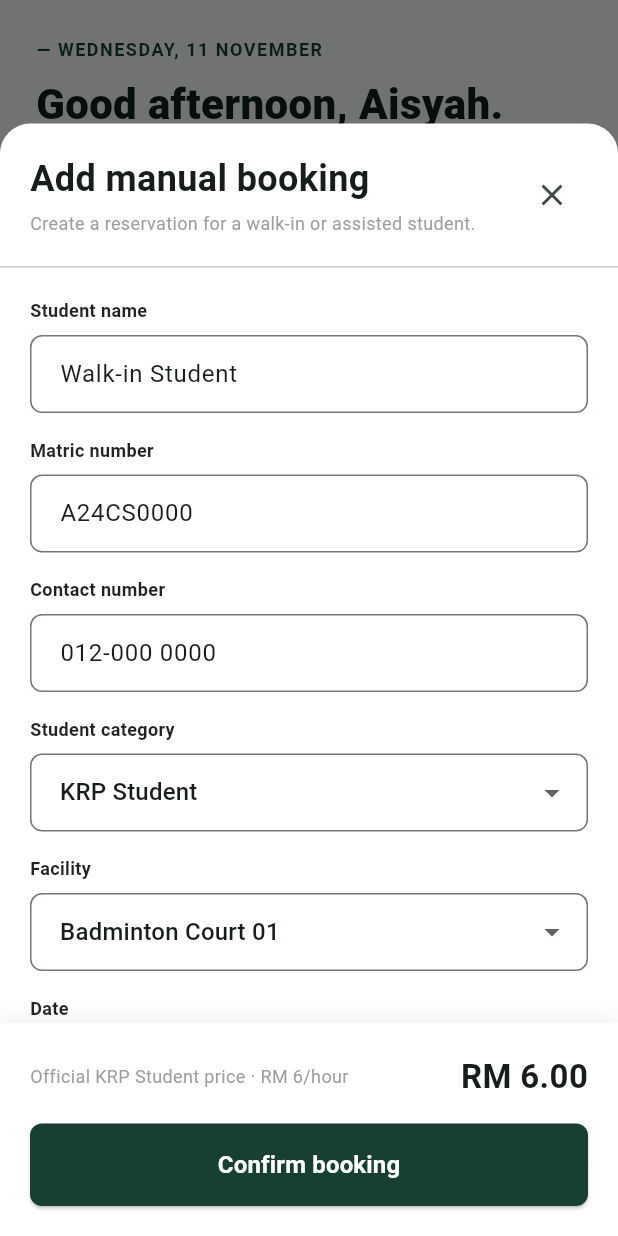
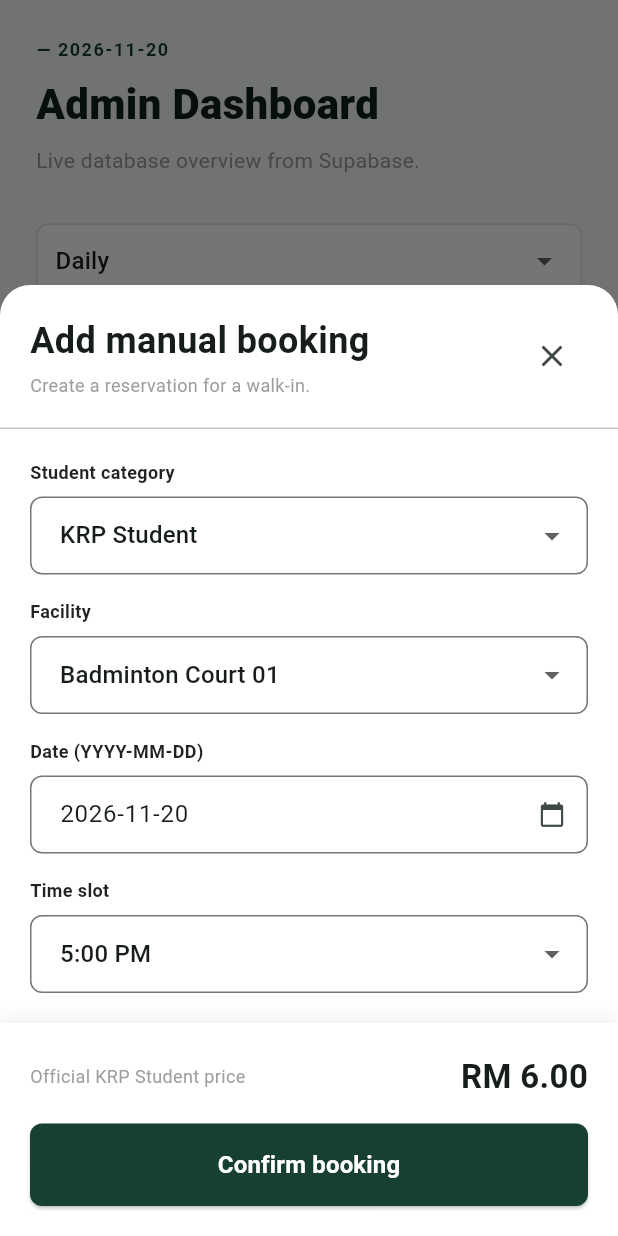
Before and after one commit to shelingng/Never500, a Flutter app: the AdminOverviewTab widget shown alone on an empty page, opened directly, after a tap on "Add manual booking", on a phone screen of 412 x 824 dp. Run offline on Flutter 3.47's test engine with Material 3 defaults, Android fonts, the phone set to English and light mode, and no system bars; our stand-ins replace file_picker, supabase_flutter; accounts and stored records are empty.

Commit message:
Connect Admin Dashboard and User Reports to Supabase

```diff
--- a/krp_play/lib/screens/admin/admin_overview_tab.dart
+++ b/krp_play/lib/screens/admin/admin_overview_tab.dart
@@ -1,4 +1,5 @@
 import 'package:flutter/material.dart';
+import 'package:supabase_flutter/supabase_flutter.dart';
 
 class AdminOverviewTab extends StatefulWidget {
   final VoidCallback? onViewAllBookings;
@@ -10,26 +11,105 @@ class AdminOverviewTab extends StatefulWidget {
 }
 
 class _AdminOverviewTabState extends State<AdminOverviewTab> {
+  final supabase = Supabase.instance.client;
   String _selectedView = 'Daily';
+  bool _isLoading = true;
 
-  // Dynamic stats
-  final Map<String, Map<String, String>> _dashboardStats = {
-    'Daily': {'bookings': '2', 'revenue': 'RM 12', 'active': '4', 'reports': '00', 'failed': '00'},
-    'Weekly': {'bookings': '18', 'revenue': 'RM 108', 'active': '12', 'reports': '01', 'failed': '00'},
-    'Monthly': {'bookings': '64', 'revenue': 'RM 384', 'active': '05', 'reports': '04', 'failed': '02'},
+  List<dynamic> _recentReservations = [];
+
+  // Dynamic stats container
+  Map<String, Map<String, String>> _dashboardStats = {
+    'Daily': {'bookings': '0', 'revenue': 'RM 0', 'active': '0', 'reports': '0', 'failed': '0'},
+    'Weekly': {'bookings': '0', 'revenue': 'RM 0', 'active': '0', 'reports': '0', 'failed': '0'},
+    'Monthly': {'bookings': '0', 'revenue': 'RM 0', 'active': '0', 'reports': '0', 'failed': '0'},
   };
+
+  @override
+  void initState() {
+    super.initState();
+    _fetchOverviewData();
+  }
+
+  Future<void> _fetchOverviewData() async {
+    setState(() => _isLoading = true);
+    try {
+      final allBookingsResp = await supabase.from('bookings').select('*, profiles(full_name, matric_number)');
+      final List<dynamic> allBookings = List<dynamic>.from(allBookingsResp);
+
+      allBookings.sort((a, b) {
+        final idA = a['id'] ?? 0;
+        final idB = b['id'] ?? 0;
+        if (idA is int && idB is int) return idB.compareTo(idA);
+        return 0;
+      });
+
+      final recentData = allBookings.take(4).toList();
+      final now = DateTime.now();
+      final today = DateTime(now.year, now.month, now.day);
+
+      int dailyB = 0, weeklyB = 0, monthlyB = 0;
+      int dailyR = 0, weeklyR = 0, monthlyR = 0;
+      int activeCount = 0;
+
+      for (var b in allBookings) {
+        // 🌟 Fix 1: Case-insensitive status check
+        final status = (b['status']?.toString() ?? '').toLowerCase();
+        if (status == 'confirmed' || status == 'paid') activeCount++;
+
+        final bDateRaw = DateTime.tryParse(b['booking_date'].toString()) ?? now;
+        final bDate = DateTime(bDateRaw.year, bDateRaw.month, bDateRaw.day);
+
+        // 🌟 Fix 2: Bulletproof amount parsing (handles ints, doubles, and strings)
+        final rawAmount = b['amount'];
+        int amount = 0;
+        if (rawAmount != null) {
+          if (rawAmount is num) amount = rawAmount.toInt();
+          else if (rawAmount is String) amount = double.tryParse(rawAmount)?.toInt() ?? 0;
+        }
+
+        final diffDays = today.difference(bDate).inDays.abs();
+
+        if (diffDays == 0) { dailyB++; dailyR += amount; }
+        if (diffDays <= 7) { weeklyB++; weeklyR += amount; }
+        if (diffDays <= 30) { monthlyB++; monthlyR += amount; }
+      }
+
+      int pendingReports = 0;
+      try {
+        final allReports = await supabase.from('reports').select('status');
+        pendingReports = allReports.where((r) => r['status']?.toString().toLowerCase() == 'submitted' || r['status']?.toString().toLowerCase() == 'under review').length;
+      } catch (_) {}
+
+      setState(() {
+        _recentReservations = recentData;
+        _dashboardStats = {
+          'Daily': {'bookings': '$dailyB', 'revenue': 'RM $dailyR', 'active': '$activeCount', 'reports': '$pendingReports', 'failed': '0'},
+          'Weekly': {'bookings': '$weeklyB', 'revenue': 'RM $weeklyR', 'active': '$activeCount', 'reports': '$pendingReports', 'failed': '0'},
+          'Monthly': {'bookings': '$monthlyB', 'revenue': 'RM $monthlyR', 'active': '$activeCount', 'reports': '$pendingReports', 'failed': '0'},
+        };
+      });
+    } catch (e) {
+      debugPrint('Dashboard Error: $e');
+    } finally {
+      if (mounted) setState(() => _isLoading = false);
+    }
+  }
 
   void _showManualBookingModal() {
     showModalBottomSheet(
       context: context,
-      isScrollControlled: true, // 🌟 Allows keyboard to push it up
+      isScrollControlled: true,
       backgroundColor: Colors.transparent,
-      builder: (context) => const _ManualBookingSheet(),
+      builder: (context) => _ManualBookingSheet(onBookingAdded: _fetchOverviewData),
     );
   }
 
   @override
   Widget build(BuildContext context) {
+    if (_isLoading) {
+      return const Center(child: CircularProgressIndicator(color: Color(0xFF173F32)));
+    }
+
     final currentStats = _dashboardStats[_selectedView]!;
 
     return SingleChildScrollView(
@@ -37,11 +117,11 @@ class _AdminOverviewTabState extends State<AdminOverviewTab> {
       child: Column(
         crossAxisAlignment: CrossAxisAlignment.start,
         children: [
-          const Text('— WEDNESDAY, 11 NOVEMBER', style: TextStyle(color: Color(0xFF173F32), fontWeight: FontWeight.bold, fontSize: 12, letterSpacing: 1)),
+          Text('— ${DateTime.now().toString().split(' ')[0]}', style: const TextStyle(color: Color(0xFF173F32), fontWeight: FontWeight.bold, fontSize: 12, letterSpacing: 1)),
           const SizedBox(height: 8),
-          const Text('Good afternoon, Aisyah.', style: TextStyle(fontSize: 28, fontWeight: FontWeight.w900, color: Color(0xFF0D211A))),
+          const Text('Admin Dashboard', style: TextStyle(fontSize: 28, fontWeight: FontWeight.w900, color: Color(0xFF0D211A))),
           const SizedBox(height: 8),
-          const Text('Here\'s what\'s happening across the shared KRP Play prototype records.', style: TextStyle(color: Colors.grey, fontSize: 14)),
+          const Text('Live database overview from Supabase.', style: TextStyle(color: Colors.grey, fontSize: 14)),
           const SizedBox(height: 32),
 
           // View Filter & Manual Booking
@@ -84,7 +164,7 @@ class _AdminOverviewTabState extends State<AdminOverviewTab> {
           ),
           const SizedBox(height: 24),
 
-          // 🌟 Responsive Grid for Stat Cards
+          // Responsive Grid for Stat Cards
           LayoutBuilder(
             builder: (context, constraints) {
               int columns = constraints.maxWidth > 800 ? 3 : (constraints.maxWidth > 500 ? 2 : 1);
@@ -94,50 +174,14 @@ class _AdminOverviewTabState extends State<AdminOverviewTab> {
                 spacing: 16,
                 runSpacing: 16,
                 children: [
-                  _buildStatCard(width, Icons.calendar_today, const Color(0xFFE8F5E9), '$_selectedView BOOKINGS'.toUpperCase(), currentStats['bookings']!, '$_selectedView prototype records'),
+                  _buildStatCard(width, Icons.calendar_today, const Color(0xFFE8F5E9), '$_selectedView BOOKINGS'.toUpperCase(), currentStats['bookings']!, 'Live database records'),
                   _buildStatCard(width, Icons.money, const Color(0xFFE3F2FD), '$_selectedView REVENUE'.toUpperCase(), currentStats['revenue']!, 'Confirmed payments'),
                   _buildStatCard(width, Icons.people_outline, const Color(0xFFF3E5F5), 'ACTIVE RESERVATIONS', currentStats['active']!, 'Paid and reserved'),
-                  _buildStatCard(width, Icons.info_outline, const Color(0xFFFFF3E0), 'PENDING USER REPORTS', currentStats['reports']!, currentStats['reports'] == '00' ? 'Inbox clear' : 'Needs attention'),
-                  _buildStatCard(width, Icons.schedule, const Color(0xFFFFF3E0), 'FAILED REFUNDS', currentStats['failed']!, currentStats['failed'] == '00' ? 'No failures' : 'Action required'),
+                  _buildStatCard(width, Icons.info_outline, const Color(0xFFFFF3E0), 'PENDING USER REPORTS', currentStats['reports']!, currentStats['reports'] == '0' ? 'Inbox clear' : 'Needs attention'),
+                  _buildStatCard(width, Icons.schedule, const Color(0xFFFFF3E0), 'FAILED REFUNDS', currentStats['failed']!, currentStats['failed'] == '0' ? 'No failures' : 'Action required'),
                 ],
               );
             },
-          ),
-
-          const SizedBox(height: 32),
-
-          // Shared System Activity
-          Container(
-            padding: const EdgeInsets.all(24),
-            decoration: BoxDecoration(color: Colors.white, borderRadius: BorderRadius.circular(12), border: Border.all(color: Colors.grey.shade200)),
-            child: Column(
-              crossAxisAlignment: CrossAxisAlignment.start,
-              children: [
-                const Text('— SHARED SYSTEM ACTIVITY', style: TextStyle(color: Color(0xFF173F32), fontWeight: FontWeight.bold, fontSize: 10, letterSpacing: 1)),
-                const SizedBox(height: 8),
-                Row(
-                  mainAxisAlignment: MainAxisAlignment.spaceBetween,
-                  children: [
-                    const Text('Recent activity', style: TextStyle(fontSize: 22, fontWeight: FontWeight.w600)),
-                    Container(padding: const EdgeInsets.symmetric(horizontal: 8, vertical: 4), decoration: BoxDecoration(color: Colors.grey[200], borderRadius: BorderRadius.circular(4)), child: const Text('Prototype data', style: TextStyle(fontSize: 10)))
-                  ],
-                ),
-                const SizedBox(height: 16),
-                LayoutBuilder(
-                  builder: (context, constraints) {
-                    bool isMobile = constraints.maxWidth < 400;
-                    return Flex(
-                      direction: isMobile ? Axis.vertical : Axis.horizontal,
-                      children: [
-                        Expanded(flex: isMobile ? 0 : 1, child: _buildActivityCard(Icons.calendar_today, 'New booking received', '#KRP-1842')),
-                        SizedBox(width: isMobile ? 0 : 12, height: isMobile ? 12 : 0),
-                        Expanded(flex: isMobile ? 0 : 1, child: _buildActivityCard(Icons.payment, 'Payment confirmed', 'RM 6.00')),
-                      ],
-                    );
-                  }
-                )
-              ],
-            ),
           ),
 
           const SizedBox(height: 32),
@@ -156,19 +200,31 @@ class _AdminOverviewTabState extends State<AdminOverviewTab> {
             ],
           ),
           const SizedBox(height: 16),
+
           Container(
             decoration: BoxDecoration(color: Colors.white, borderRadius: BorderRadius.circular(12), border: Border.all(color: Colors.grey.shade200)),
-            child: Column(
-              children: [
-                _buildReservationRow('#KRP-1842', 'Ng She Ling', 'A24CS0285', 'Badminton Court 01', '11 Nov 2026\n8:00 PM'),
-                const Divider(height: 1),
-                _buildReservationRow('#KRP-1841', 'Amir Hakim', 'A24CS0117', 'Ping Pong Table 02', '11 Nov 2026\n6:00 PM'),
-                const Divider(height: 1),
-                _buildReservationRow('#KRP-1840', 'Tan Jia Yie', 'A24CS0302', 'Snooker Table', '12 Nov 2026\n5:00 PM'),
-                const Divider(height: 1),
-                _buildReservationRow('#KRP-1839', 'Nur Izzati', 'A24CS0211', 'Dart Board', '12 Nov 2026\n10:00 PM'),
-              ],
-            ),
+            child: _recentReservations.isEmpty
+                ? const Padding(padding: EdgeInsets.all(24), child: Center(child: Text('No bookings found in database.')))
+                : Column(
+                    children: _recentReservations.asMap().entries.map((entry) {
+                      final index = entry.key;
+                      final b = entry.value;
+                      final profile = b['profiles'] ?? {};
+
+                      return Column(
+                        children: [
+                          _buildReservationRow(
+                            '#KRP-${b['id'].toString().padLeft(4, '0')}',
+                            profile['full_name'] ?? 'Unknown User',
+                            profile['matric_number'] ?? 'N/A',
+                            b['facility_name'] ?? 'Facility',
+                            '${b['booking_date'] ?? ''}\n${b['start_time'] ?? ''}'
+                          ),
+                          if (index != _recentReservations.length - 1) const Divider(height: 1),
+                        ],
+                      );
+                    }).toList(),
+                  ),
           )
         ],
       ),
@@ -194,28 +250,6 @@ class _AdminOverviewTabState extends State<AdminOverviewTab> {
                 Text(value, style: const TextStyle(fontSize: 28, fontWeight: FontWeight.bold)),
                 const SizedBox(height: 4),
                 Text(subtitle, style: const TextStyle(fontSize: 12, color: Colors.green)),
-              ],
-            ),
-          )
-        ],
-      ),
-    );
-  }
-
-  Widget _buildActivityCard(IconData icon, String title, String subtitle) {
-    return Container(
-      padding: const EdgeInsets.all(16),
-      decoration: BoxDecoration(color: Colors.grey[50], borderRadius: BorderRadius.circular(8), border: Border.all(color: Colors.grey.shade200)),
-      child: Row(
-        children: [
-          Icon(icon, size: 20, color: Colors.grey[700]),
-          const SizedBox(width: 12),
-          Expanded(
-            child: Column(
-              crossAxisAlignment: CrossAxisAlignment.start,
-              children: [
-                Text(title, style: const TextStyle(fontSize: 13, fontWeight: FontWeight.bold)),
-                Text(subtitle, style: TextStyle(fontSize: 12, color: Colors.grey[600])),
               ],
             ),
           )
@@ -253,24 +287,24 @@ class _AdminOverviewTabState extends State<AdminOverviewTab> {
   }
 }
 
-// 🌟 Upgraded Interactive Bottom Sheet
+// 🌟 Fully Connected Interactive Bottom Sheet
 class _ManualBookingSheet extends StatefulWidget {
-  const _ManualBookingSheet();
+  final VoidCallback onBookingAdded;
+  const _ManualBookingSheet({required this.onBookingAdded});
+
   @override
   State<_ManualBookingSheet> createState() => _ManualBookingSheetState();
 }
 
 class _ManualBookingSheetState extends State<_ManualBookingSheet> {
-  final _nameController = TextEditingController(text: 'Walk-in Student');
-  final _matricController = TextEditingController(text: 'A24CS0000');
-  final _contactController = TextEditingController(text: '012-000 0000');
-  final _dateController = TextEditingController(text: '12/11/2026');
+  final supabase = Supabase.instance.client;
+  bool _isSubmitting = false;
 
+  final _dateController = TextEditingController(text: DateTime.now().toString().split(' ')[0]);
   String _selectedCategory = 'KRP Student';
   String _selectedFacility = 'Badminton Court 01';
-  String _selectedSlot = '5:00 PM – 6:00 PM';
+  String _selectedSlot = '5:00 PM';
 
-  // Smart price calculation logic matching Student UI
   int get _calculatedPrice {
     bool isKRP = _selectedCategory == 'KRP Student';
     if (_selectedFacility.contains('Badminton')) return isKRP ? 6 : 8;
@@ -280,22 +314,47 @@ class _ManualBookingSheetState extends State<_ManualBookingSheet> {
     return 6;
   }
 
+  Future<void> _submitManualBooking() async {
+    setState(() => _isSubmitting = true);
+
+    try {
+      final user = supabase.auth.currentUser;
+
+      // Inserts the manual booking directly into the bookings table
+      await supabase.from('bookings').insert({
+        'user_id': user?.id, // Assigning to admin for walk-ins
+        'facility_name': _selectedFacility,
+        'booking_date': _dateController.text,
+        'start_time': _selectedSlot,
+        'amount': _calculatedPrice,
+        'status': 'Paid', // Admin manual bookings are assumed paid
+      });
+
+      if (mounted) {
+        Navigator.pop(context);
+        ScaffoldMessenger.of(context).showSnackBar(const SnackBar(content: Text('Manual booking added to Supabase successfully!')));
+        widget.onBookingAdded(); // Refreshes the dashboard stats instantly
+      }
+    } catch (e) {
+      if (mounted) {
+        ScaffoldMessenger.of(context).showSnackBar(SnackBar(content: Text('Error adding booking: $e')));
+      }
+    } finally {
+      if (mounted) setState(() => _isSubmitting = false);
+    }
+  }
+
   @override
   Widget build(BuildContext context) {
-    // 🌟 This padding pushes the sheet up when the keyboard opens
     final bottomPadding = MediaQuery.of(context).viewInsets.bottom;
 
     return Container(
       constraints: BoxConstraints(maxHeight: MediaQuery.of(context).size.height * 0.9),
-      padding: EdgeInsets.only(bottom: bottomPadding), // Keyboard padding
-      decoration: const BoxDecoration(
-        color: Colors.white,
-        borderRadius: BorderRadius.vertical(top: Radius.circular(20)),
-      ),
+      padding: EdgeInsets.only(bottom: bottomPadding),
+      decoration: const BoxDecoration(color: Colors.white, borderRadius: BorderRadius.vertical(top: Radius.circular(20))),
       child: Column(
         mainAxisSize: MainAxisSize.min,
         children: [
-          // Header
           Padding(
             padding: const EdgeInsets.all(20.0),
             child: Row(
@@ -306,7 +365,7 @@ class _ManualBookingSheetState extends State<_ManualBookingSheet> {
                   children: [
                     Text('Add manual booking', style: TextStyle(fontSize: 24, fontWeight: FontWeight.bold)),
                     SizedBox(height: 4),
-                    Text('Create a reservation for a walk-in or assisted student.', style: TextStyle(color: Colors.grey, fontSize: 12)),
+                    Text('Create a reservation for a walk-in.', style: TextStyle(color: Colors.grey, fontSize: 12)),
                   ],
                 ),
                 IconButton(icon: const Icon(Icons.close), onPressed: () => Navigator.pop(context))
@@ -314,43 +373,21 @@ class _ManualBookingSheetState extends State<_ManualBookingSheet> {
             ),
           ),
           const Divider(height: 1),
-
-          // Scrollable Form
           Flexible(
             child: SingleChildScrollView(
               padding: const EdgeInsets.all(20.0),
               child: Column(
                 crossAxisAlignment: CrossAxisAlignment.start,
                 children: [
-                  _buildLabel('Student name'),
-                  _buildTextField(_nameController),
-                  const SizedBox(height: 16),
-
-                  _buildLabel('Matric number'),
-                  _buildTextField(_matricController),
-                  const SizedBox(height: 16),
-
-                  _buildLabel('Contact number'),
-                  _buildTextField(_contactController),
-                  const SizedBox(height: 16),
-
                   _buildLabel('Student category'),
-                  _buildDropdown(
-                    _selectedCategory,
-                    ['KRP Student', 'Non-KRP Student', 'Public'],
-                    (val) => setState(() => _selectedCategory = val!),
-                  ),
+                  _buildDropdown(_selectedCategory, ['KRP Student', 'Non-KRP Student', 'Public'], (val) => setState(() => _selectedCategory = val!)),
                   const SizedBox(height: 16),
 
                   _buildLabel('Facility'),
-                  _buildDropdown(
-                    _selectedFacility,
-                    ['Badminton Court 01', 'Badminton Court 02', 'Ping Pong Table 01', 'Snooker Table', 'Dart Board'],
-                    (val) => setState(() => _selectedFacility = val!),
-                  ),
+                  _buildDropdown(_selectedFacility, ['Badminton Court 01', 'Badminton Court 02', 'Ping Pong Table 01', 'Snooker Table', 'Dart Board'], (val) => setState(() => _selectedFacility = val!)),
                   const SizedBox(height: 16),
 
-                  _buildLabel('Date'),
+                  _buildLabel('Date (YYYY-MM-DD)'),
                   TextField(
                     controller: _dateController,
                     decoration: InputDecoration(
@@ -362,30 +399,21 @@ class _ManualBookingSheetState extends State<_ManualBookingSheet> {
                   const SizedBox(height: 16),
 
                   _buildLabel('Time slot'),
-                  _buildDropdown(
-                    _selectedSlot,
-                    ['5:00 PM – 6:00 PM', '6:00 PM – 7:00 PM', '8:00 PM – 9:00 PM'],
-                    (val) => setState(() => _selectedSlot = val!),
-                  ),
+                  _buildDropdown(_selectedSlot, ['5:00 PM', '6:00 PM', '8:00 PM', '9:00 PM'], (val) => setState(() => _selectedSlot = val!)),
                 ],
               ),
             ),
           ),
-
-          // Bottom Fixed Action Bar
           Container(
             padding: const EdgeInsets.all(20),
-            decoration: BoxDecoration(
-              color: Colors.white,
-              boxShadow: [BoxShadow(color: Colors.black.withOpacity(0.05), blurRadius: 10, offset: const Offset(0, -5))],
-            ),
+            decoration: BoxDecoration(color: Colors.white, boxShadow: [BoxShadow(color: Colors.black.withOpacity(0.05), blurRadius: 10, offset: const Offset(0, -5))]),
             child: Column(
-              mainAxisSize: MainAxisSize.min, // Hug content
+              mainAxisSize: MainAxisSize.min,
               children: [
                 Row(
                   mainAxisAlignment: MainAxisAlignment.spaceBetween,
                   children: [
-                    Text('Official $_selectedCategory price · RM $_calculatedPrice/hour', style: const TextStyle(fontSize: 12, color: Colors.grey)),
+                    Text('Official $_selectedCategory price', style: const TextStyle(fontSize: 12, color: Colors.grey)),
                     Text('RM $_calculatedPrice.00', style: const TextStyle(fontSize: 22, fontWeight: FontWeight.bold)),
                   ],
                 ),
@@ -398,11 +426,10 @@ class _ManualBookingSheetState extends State<_ManualBookingSheet> {
                       padding: const EdgeInsets.symmetric(vertical: 16),
                       shape: RoundedRectangleBorder(borderRadius: BorderRadius.circular(8)),
                     ),
-                    onPressed: () {
-                      Navigator.pop(context);
-                      ScaffoldMessenger.of(context).showSnackBar(const SnackBar(content: Text('Manual booking added successfully!')));
-                    },
-                    child: const Text('Confirm booking', style: TextStyle(color: Colors.white, fontWeight: FontWeight.bold, fontSize: 16)),
+                    onPressed: _isSubmitting ? null : _submitManualBooking,
+                    child: _isSubmitting
+                      ? const SizedBox(height: 20, width: 20, child: CircularProgressIndicator(color: Colors.white, strokeWidth: 2))
+                      : const Text('Confirm booking', style: TextStyle(color: Colors.white, fontWeight: FontWeight.bold, fontSize: 16)),
                   ),
                 )
               ],
@@ -413,26 +440,12 @@ class _ManualBookingSheetState extends State<_ManualBookingSheet> {
     );
   }
 
-  Widget _buildLabel(String text) => Padding(
-    padding: const EdgeInsets.only(bottom: 8.0),
-    child: Text(text, style: const TextStyle(fontSize: 12, fontWeight: FontWeight.bold, color: Colors.black87)),
-  );
-
-  Widget _buildTextField(TextEditingController controller) => TextField(
-    controller: controller,
-    decoration: InputDecoration(
-      border: OutlineInputBorder(borderRadius: BorderRadius.circular(8)),
-      contentPadding: const EdgeInsets.symmetric(horizontal: 16, vertical: 14),
-    ),
-  );
+  Widget _buildLabel(String text) => Padding(padding: const EdgeInsets.only(bottom: 8.0), child: Text(text, style: const TextStyle(fontSize: 12, fontWeight: FontWeight.bold, color: Colors.black87)));
 
   Widget _buildDropdown(String value, List<String> items, ValueChanged<String?> onChanged) {
     return DropdownButtonFormField<String>(
       value: value,
-      decoration: InputDecoration(
-        border: OutlineInputBorder(borderRadius: BorderRadius.circular(8)),
-        contentPadding: const EdgeInsets.symmetric(horizontal: 16, vertical: 14),
-      ),
+      decoration: InputDecoration(border: OutlineInputBorder(borderRadius: BorderRadius.circular(8)), contentPadding: const EdgeInsets.symmetric(horizontal: 16, vertical: 14)),
       items: items.map((e) => DropdownMenuItem(value: e, child: Text(e))).toList(),
       onChanged: onChanged,
     );
```
